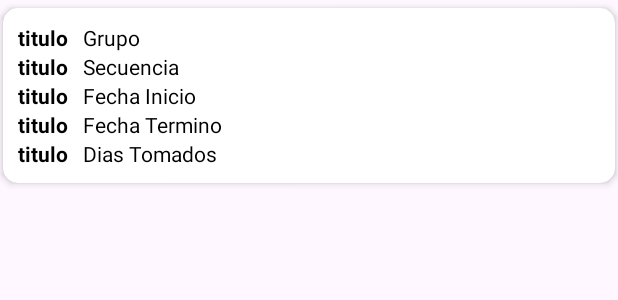
After one commit to AlejandroMevi/books, an Android app: the layout list_books.xml on its own in the app's theme, with its tools: preview values and no code run, on a phone screen of 412 x 824 dp. The commit adds this screen. Shown: the top 300 px of the screen. Run offline under Robolectric (Android 15) with nearby library versions, the phone set to English and light mode, and no system bars.

Commit message:
adapter y recyclerView
adapter y recyclerView

```diff
--- a/app/src/main/java/com/example/books/ui/home/MainActivity.kt
+++ b/app/src/main/java/com/example/books/ui/home/MainActivity.kt
@@ -25,7 +25,6 @@ class MainActivity : AppCompatActivity() {
         Utilities().loadFragment(this,BooksFragment(), "Books")
     }
     private fun buttons() {
-        //binding.callService.setOnClickListener { callService() }
         binding.bottomNavigationView.setOnItemSelectedListener {
             when (it.itemId) {
                 R.id.home -> {
@@ -42,9 +41,4 @@ class MainActivity : AppCompatActivity() {
             }
         }
     }
-    private fun loadFragment(fragment: Fragment, tag: String) {
-        supportFragmentManager.beginTransaction()
-            .replace(R.id.fragmentContainer, fragment, tag)
-            .commit()
-    }
 }
--- a/app/src/main/res/layout/fragment_fav.xml
+++ b/app/src/main/res/layout/fragment_fav.xml
@@ -3,7 +3,7 @@
     xmlns:tools="http://schemas.android.com/tools"
     android:layout_width="match_parent"
     android:layout_height="match_parent"
-    android:background="@color/black"
+    android:background="@color/white"
     tools:context=".ui.home.FavFragment">
 
     <!-- TODO: Update blank fragment layout -->
--- /dev/null
+++ b/app/src/main/res/layout/list_books.xml
@@ -0,0 +1,136 @@
+<?xml version="1.0" encoding="utf-8"?>
+<com.google.android.material.card.MaterialCardView xmlns:android="http://schemas.android.com/apk/res/android"
+    xmlns:app="http://schemas.android.com/apk/res-auto"
+    android:id="@+id/card"
+    style="@style/ListabooksCardView"
+    android:layout_width="match_parent"
+    android:layout_height="wrap_content">
+
+    <androidx.constraintlayout.widget.ConstraintLayout
+        android:layout_width="match_parent"
+        android:layout_height="match_parent"
+        android:layout_margin="@dimen/margin_normal">
+
+        <com.google.android.material.textview.MaterialTextView
+            android:id="@+id/title_grupo"
+            style="@style/TextHeader"
+            android:layout_width="wrap_content"
+            android:text="titulo"
+            app:layout_constraintStart_toStartOf="parent"
+            app:layout_constraintTop_toTopOf="parent" />
+
+        <com.google.android.material.textview.MaterialTextView
+            android:id="@+id/title_secuencia"
+            style="@style/TextHeader"
+            android:layout_width="wrap_content"
+            android:text="titulo"
+            app:layout_constraintStart_toStartOf="parent"
+            app:layout_constraintTop_toBottomOf="@+id/tv_grupo" />
+
+        <com.google.android.material.textview.MaterialTextView
+            android:id="@+id/title_fechaInicio"
+            style="@style/TextHeader"
+            android:layout_width="wrap_content"
+            android:text="titulo"
+            app:layout_constraintStart_toStartOf="parent"
+            app:layout_constraintTop_toBottomOf="@+id/tv_secuencia" />
+
+        <com.google.android.material.textview.MaterialTextView
+            android:id="@+id/title_FechaTermino"
+            style="@style/TextHeader"
+            android:layout_width="wrap_content"
+            android:text="titulo"
+            app:layout_constraintStart_toStartOf="parent"
+            app:layout_constraintTop_toBottomOf="@+id/tv_fechaInicio" />
+
+        <com.google.android.material.textview.MaterialTextView
+            android:id="@+id/title_diasTomados"
+            style="@style/TextHeader"
+            android:layout_width="wrap_content"
+            android:text="titulo"
+            app:layout_constraintStart_toStartOf="parent"
+            app:layout_constraintTop_toBottomOf="@+id/tv_FechaTermino" />
+
+        <androidx.constraintlayout.widget.Barrier
+            android:id="@+id/barrier"
+            android:layout_width="wrap_content"
+            android:layout_height="wrap_content"
+            app:barrierDirection="end"
+            app:constraint_referenced_ids="title_diasTomados,title_secuencia,title_FechaTermino,title_grupo,title_fechaInicio" />
+
+        <com.google.android.material.textview.MaterialTextView
+            android:id="@+id/tv_grupo"
+            style="@style/TextHeader"
+            android:layout_width="0dp"
+            android:layout_marginStart="@dimen/margin_normal"
+            android:text="Grupo"
+            android:textStyle="normal"
+            app:layout_constraintEnd_toStartOf="@+id/guideline"
+            app:layout_constraintStart_toStartOf="@+id/barrier"
+            app:layout_constraintTop_toTopOf="parent" />
+
+        <com.google.android.material.textview.MaterialTextView
+            android:id="@+id/tv_secuencia"
+            style="@style/TextHeader"
+            android:layout_width="0dp"
+            android:layout_marginStart="@dimen/margin_normal"
+            android:text="Secuencia"
+            android:textStyle="normal"
+            app:layout_constraintEnd_toStartOf="@+id/guideline"
+            app:layout_constraintStart_toStartOf="@+id/barrier"
+            app:layout_constraintTop_toTopOf="@+id/title_secuencia" />
+
+        <com.google.android.material.textview.MaterialTextView
+            android:id="@+id/tv_fechaInicio"
+            style="@style/TextHeader"
+            android:layout_width="0dp"
+            android:layout_marginStart="@dimen/margin_normal"
+            android:text="Fecha Inicio"
+            android:textStyle="normal"
+            app:layout_constraintEnd_toStartOf="@+id/guideline"
+            app:layout_constraintStart_toStartOf="@+id/barrier"
+            app:layout_constraintTop_toTopOf="@+id/title_fechaInicio" />
+
+        <com.google.android.material.textview.MaterialTextView
+            android:id="@+id/tv_FechaTermino"
+            style="@style/TextHeader"
+            android:layout_width="0dp"
+            android:layout_marginStart="@dimen/margin_normal"
+            android:text="Fecha Termino"
+            android:textStyle="normal"
+            app:layout_constraintEnd_toStartOf="@+id/guideline"
+            app:layout_constraintStart_toStartOf="@+id/barrier"
+            app:layout_constraintTop_toTopOf="@+id/title_FechaTermino" />
+
+        <com.google.android.material.textview.MaterialTextView
+            android:id="@+id/tv_diasTomados"
+            style="@style/TextHeader"
+            android:layout_width="0dp"
+            android:layout_marginStart="@dimen/margin_normal"
+            android:text="Dias Tomados"
+            android:textStyle="normal"
+            app:layout_constraintEnd_toStartOf="@+id/guideline"
+            app:layout_constraintStart_toStartOf="@+id/barrier"
+            app:layout_constraintTop_toTopOf="@+id/title_diasTomados" />
+
+        <androidx.constraintlayout.widget.Guideline
+            android:id="@+id/guideline"
+            android:layout_width="match_parent"
+            android:layout_height="match_parent"
+            android:orientation="vertical"
+            app:layout_constraintGuide_percent="0.75" />
+
+        <com.google.android.material.checkbox.MaterialCheckBox
+            android:id="@+id/cbAutorizar"
+            android:layout_width="wrap_content"
+            android:layout_height="wrap_content"
+            android:layout_gravity="center"
+            android:visibility="gone"
+            app:layout_constraintBottom_toBottomOf="parent"
+            app:layout_constraintEnd_toEndOf="parent"
+            app:layout_constraintStart_toEndOf="@id/guideline"
+            app:layout_constraintTop_toTopOf="parent" />
+
+    </androidx.constraintlayout.widget.ConstraintLayout>
+
+</com.google.android.material.card.MaterialCardView>
--- a/app/src/main/res/values/themes.xml
+++ b/app/src/main/res/values/themes.xml
@@ -15,4 +15,22 @@
         <item name="backgroundTint">@color/principal</item>
         <item name="elevation">10dp</item>
     </style>
+
+    <style name="ListabooksCardView" parent="Widget.Material3.CardView.Elevated">
+        <item name="android:backgroundTint">@color/white</item>
+        <item name="cardCornerRadius">10dp</item>
+        <item name="cardElevation">3dp</item>
+        <item name="android:layout_marginTop">@dimen/margin_small</item>
+        <item name="android:layout_marginBottom">@dimen/margin_small</item>
+        <item name="android:layout_marginStart">2dp</item>
+        <item name="android:layout_marginEnd">2dp</item>
+    </style>
+
+    <style name="TextHeader">
+        <item name="android:layout_width">match_parent</item>
+        <item name="android:layout_height">wrap_content</item>
+        <item name="android:textSize">14sp</item>
+        <item name="android:textColor">@color/black</item>
+        <item name="android:textStyle">bold</item>
+    </style>
 </resources>
```
Also changed, not shown: app/src/main/java/com/example/books/core/ViewHolderGeneral.kt (added, +7 -0 lines), app/src/main/java/com/example/books/ui/home/BooksFragment.kt (+27 -1 lines), app/src/main/java/com/example/books/ui/home/BooksInfo.kt (added, +13 -0 lines), app/src/main/java/com/example/books/ui/home/ListBooksAdapter.kt (added, +64 -0 lines), app/src/main/res/anim/fade_in.xml (added, +7 -0 lines), app/src/main/res/layout/fragment_books.xml (+14 -8 lines), app/src/main/res/values/dimen.xml (added, +12 -0 lines).
